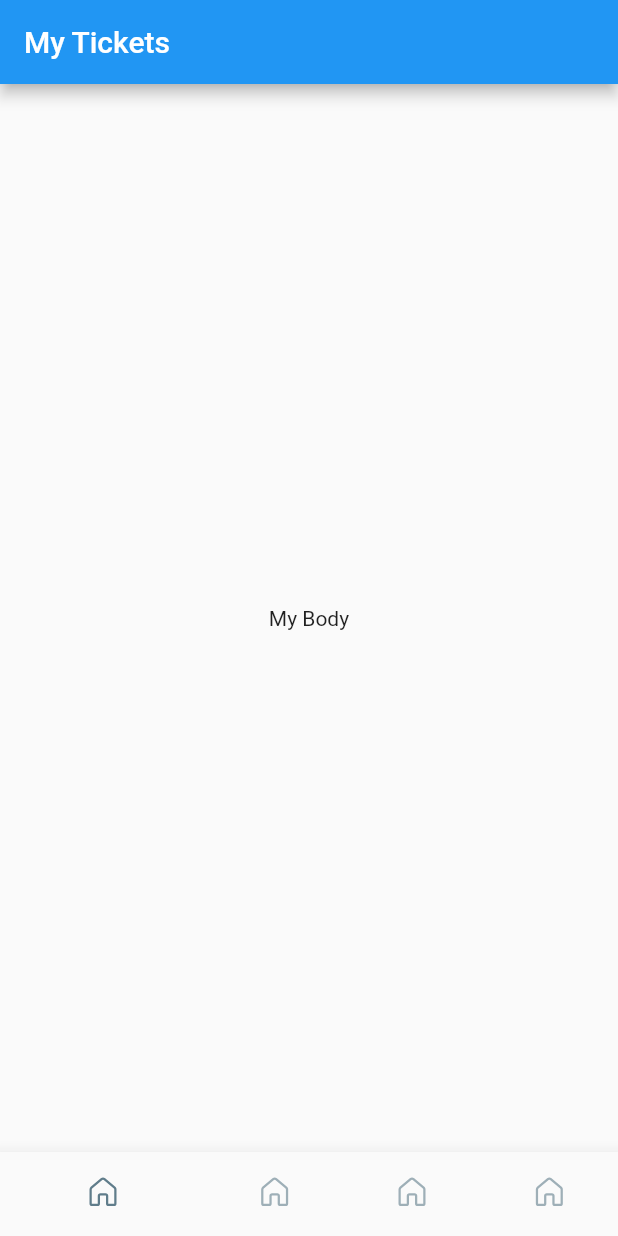
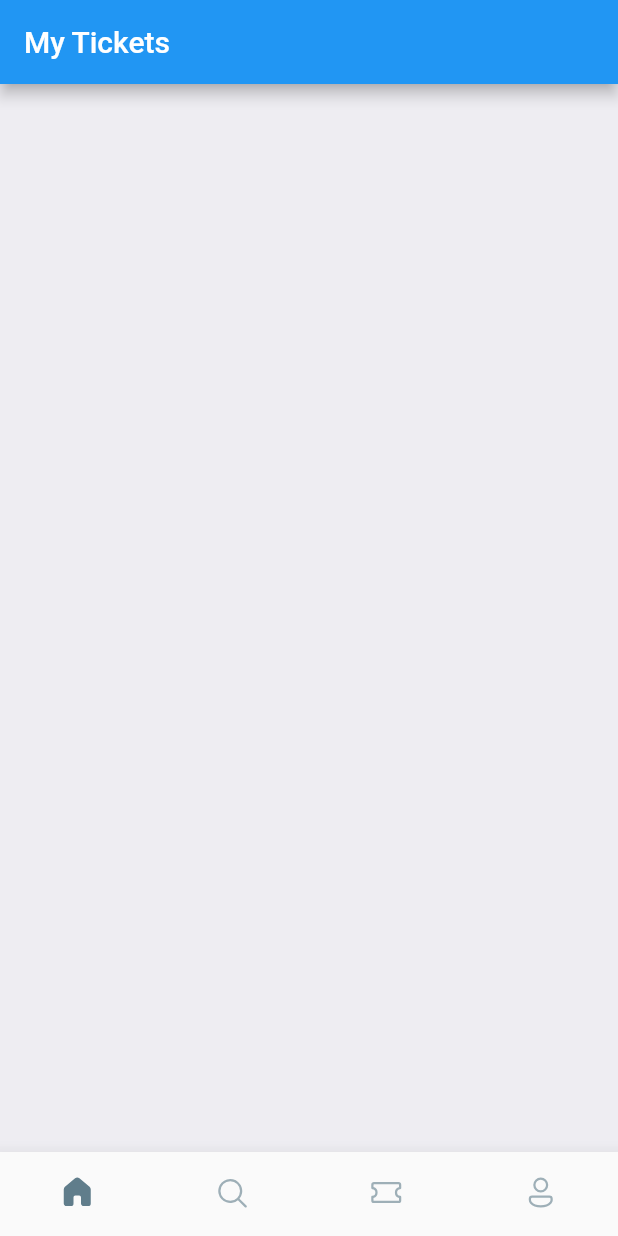
Before and after one commit to ItsRichish/BigOPTicket, a Flutter app: the screen it shows after launch, on a phone screen of 412 x 824 dp. Run offline on Flutter 3.47's test engine with Material 2 defaults, Android fonts, the phone set to English and light mode, and no system bars; our stand-ins replace fluentui_icons.

Commit message:
Home Page Completed

```diff
--- a/lib/pages/bottom_bar.dart
+++ b/lib/pages/bottom_bar.dart
@@ -1,3 +1,4 @@
+import 'package:booktickets/pages/home_page.dart';
 import 'package:fluentui_icons/fluentui_icons.dart';
 import 'package:flutter/material.dart';
 
@@ -9,26 +10,53 @@ class BottomBar extends StatefulWidget {
 }
 
 class _BottomBarState extends State<BottomBar> {
+  int _currentIndex = 0;
+  static final List<Widget> _barOptions = <Widget>[
+    HomePage(),
+    const Text("Search"),
+    const Text("Ticket"),
+    const Text("Profile"),
+  ];
+
+  void onTapItem(int selectedIndex) {
+    setState(() {
+      _currentIndex = selectedIndex;
+    });
+  }
+
   @override
   Widget build(BuildContext context) {
     return Scaffold(
       appBar: AppBar(
         title: const Text("My Tickets"),
       ),
-      body: const Center(
-          child: Text("My Body")
-      ),
+      body: Center(child: _barOptions[_currentIndex]),
       bottomNavigationBar: BottomNavigationBar(
+        currentIndex: _currentIndex,
+        onTap: onTapItem,
         selectedItemColor: Colors.blueGrey,
         unselectedItemColor: Colors.blueGrey.withOpacity(0.6),
         elevation: 10,
         showSelectedLabels: false,
         showUnselectedLabels: false,
+        type: BottomNavigationBarType.fixed,
         items: const [
-          BottomNavigationBarItem(icon: Icon(FluentSystemIcons.ic_fluent_home_regular), label: "Home"),
-          BottomNavigationBarItem(icon: Icon(FluentSystemIcons.ic_fluent_home_regular), label: "Search"),
-          BottomNavigationBarItem(icon: Icon(FluentSystemIcons.ic_fluent_home_regular), label: "Ticket"),
-          BottomNavigationBarItem(icon: Icon(FluentSystemIcons.ic_fluent_home_regular), label: "Profile"),
+          BottomNavigationBarItem(
+              icon: Icon(FluentSystemIcons.ic_fluent_home_regular),
+              activeIcon: Icon(FluentSystemIcons.ic_fluent_home_filled),
+              label: "Home"),
+          BottomNavigationBarItem(
+              icon: Icon(FluentSystemIcons.ic_fluent_search_regular),
+              activeIcon: Icon(FluentSystemIcons.ic_fluent_search_filled),
+              label: "Search"),
+          BottomNavigationBarItem(
+              icon: Icon(FluentSystemIcons.ic_fluent_ticket_regular),
+              activeIcon: Icon(FluentSystemIcons.ic_fluent_ticket_filled),
+              label: "Ticket"),
+          BottomNavigationBarItem(
+              icon: Icon(FluentSystemIcons.ic_fluent_person_regular),
+              activeIcon: Icon(FluentSystemIcons.ic_fluent_person_filled),
+              label: "Profile"),
         ],
       ),
     );
--- /dev/null
+++ b/lib/pages/home_page.dart
@@ -0,0 +1,19 @@
+import 'package:flutter/material.dart';
+
+class HomePage extends StatelessWidget {
+  const HomePage({Key? key}) : super(key: key);
+
+  @override
+  Widget build(BuildContext context) {
+    return Scaffold(
+      backgroundColor: const Color(0xFFeeedf2),
+      body: ListView(
+        children: [
+          Container(
+            child: Column(),
+          )
+        ],
+      ),
+    );
+  }
+}
```
Also changed, not shown: lib/widgets/container.dart (added), lib/widgets/hotel_widget.dart (added).
